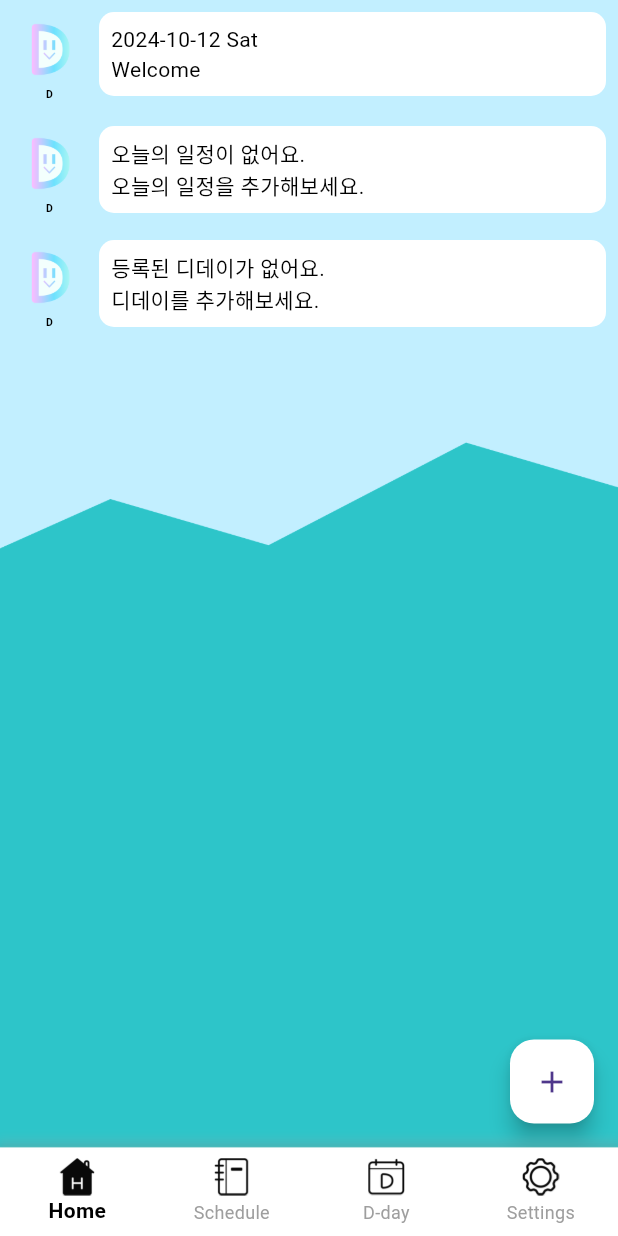
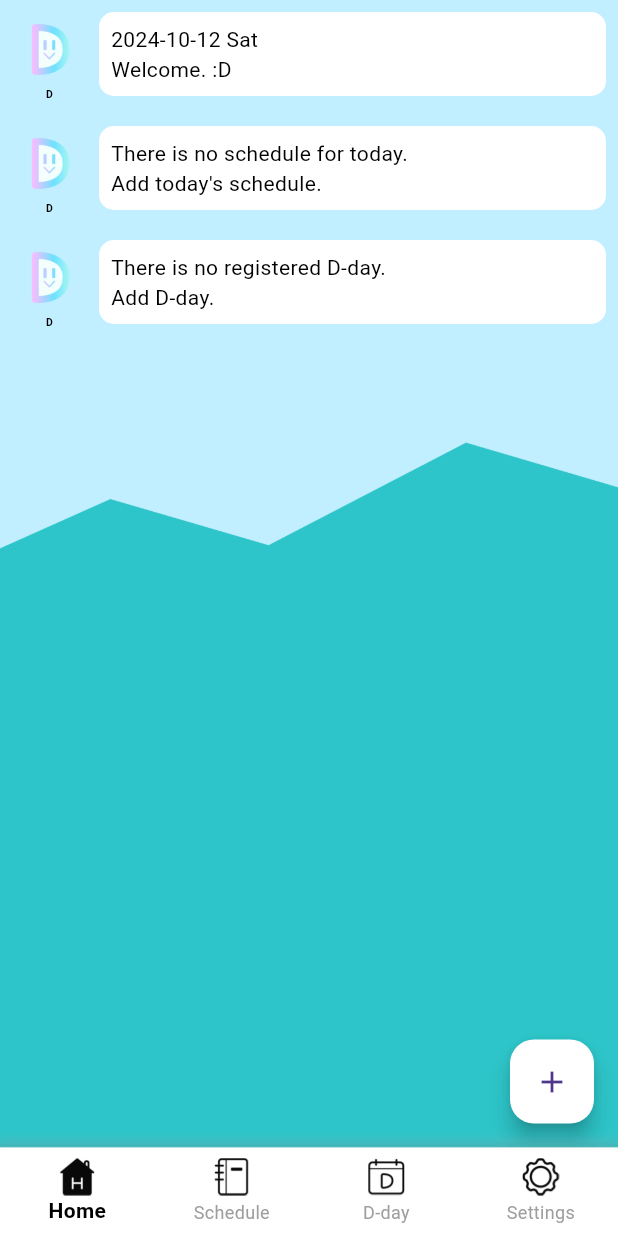
Before and after one commit to yyyng2/MakeMyDayFlutterAOS, a Flutter app: the screen it shows after launch, on a phone screen of 412 x 824 dp. Run offline on Flutter 3.47's test engine with Material 3 defaults, Android fonts, the phone set to English and light mode, and no system bars; our stand-ins replace bloc, easy_localization, equatable, firebase_core, flutter_bloc, flutter_local_notifications and 6 more; missing offline and left inert: flutter_background_service, home_widget; accounts and stored records are empty; generated files the repository leaves out were written again; network calls fail.

Commit message:
add local notification, add localizations

```diff
--- a/assets/localizations/en-US.json
+++ b/assets/localizations/en-US.json
@@ -1,7 +1,31 @@
 {
+  "commonConfirm": "Confirm",
+  "commonCancel": "Cancel",
+  "commonConfirmDeleteTitle": "Confirm Delete",
+  "commonConfirmDelete": "Do you want to delete it?",
+  "commonDelete": "Delete",
+
   "updateRequiredTitle": "Update Required",
   "updateRequiredContents": "A new version is available. Please update the app.",
   "updateRequiredGoStoreButtonTitle": "Go to store",
+
+  "homeWelcome": "Welcome. :D",
+  "homeNoScheduleToday": "There is no schedule for today.",
+  "homeNoScheduleTodayAdd": "Add today's schedule.",
+  "homeScheduleToday": "I will tell you today's schedule.",
+  "homeNoDday": "There is no registered D-day.",
+  "homeNoDdayAdd": "Add D-day.",
+  "homeDdayToday": "I will tell you D-day.",
+
+  "writeScheduleTitle": "Write schedule",
+  "writeDdayTitle": "Write D-day",
+  "editScheduleTitle": "Edit schedule",
+  "editDdayTitle": "Edit D-day",
+  "commonWritePlaceHolder": "Enter the content.",
+
+  "scheduleEmpty": "There is no schedule.",
+
+  "ddayWritePlusDay": "1 day from today",
 
   "appInfoEmailTitle": "[MMDApp] ",
   "appInfoEmailContents": "",
@@ -10,5 +34,13 @@
   "editProfileImageReset": "Reset",
   "editProfileImageLoad": "Load Image",
 
-  "homeWidgetEmptyTitle": "Please select D-Day."
+  "settingsMenuAppInfo": "App Info",
+  "settingsMenuEditProfile": "Edit Profile",
+  "settingsMenuChangeTheme": "Change Theme",
+  "settingsEditProfileReset": "Reset",
+  "settingsEditProfileLoadImage": "Load Image",
+  "settingsChangeThemeTitle": "Shall we change the theme?",
+
+  "homeWidgetEmptyTitle": "Please select D-Day.",
+  "chooseDdayTitle": "Choose D-day"
 }
--- a/lib/feature/ddaySelectionFeature/presentation/dday_selection_screen.dart
+++ b/lib/feature/ddaySelectionFeature/presentation/dday_selection_screen.dart
@@ -1,3 +1,4 @@
+import 'package:easy_localization/easy_localization.dart';
 import 'package:flutter/material.dart';
 import 'package:flutter/services.dart';
 import 'package:realm/realm.dart';
@@ -40,7 +41,7 @@ class _DdaySelectionScreenState extends State<DdaySelectionScreen> {
   Widget build(BuildContext context) {
     return Scaffold(
       appBar: AppBar(
-        title: Text('D-day 선택'),
+        title: Text('chooseDdayTitle'.tr()),
         automaticallyImplyLeading: false,
       ),
       body: ListView.builder(
--- a/lib/feature/homeFeature/presentation/home_screen.dart
+++ b/lib/feature/homeFeature/presentation/home_screen.dart
@@ -1,5 +1,6 @@
 import 'dart:io';
 
+import 'package:easy_localization/easy_localization.dart';
 import 'package:flutter/material.dart';
 import 'package:flutter_bloc/flutter_bloc.dart';
 import 'package:intl/intl.dart';
@@ -134,15 +135,15 @@ class HomeScreenState extends State<HomeScreen> {
                                 nickname: state.nickname,
                                 topMessage: DateFormat('yyyy-MM-dd EEE')
                                     .format(DateTime.now()),
-                                bottomMessage: 'Welcome',
+                                bottomMessage: 'homeWelcome'.tr(),
                               ),
                               if (state.homeItems.scheduleItems.isEmpty)
                                 MessageView(
                                   isDarkTheme: state.isDarkTheme,
                                   profileImageInfo: state.profileImage,
                                   nickname: state.nickname,
-                                  topMessage: "오늘의 일정이 없어요.",
-                                  bottomMessage: "오늘의 일정을 추가해보세요.",
+                                  topMessage: "homeNoScheduleToday".tr(),
+                                  bottomMessage: "homeNoScheduleTodayAdd".tr(),
                                 )
                               else ...[
                                 OneMessageView(
@@ -153,7 +154,7 @@ class HomeScreenState extends State<HomeScreen> {
                                   showDday: false,
                                   showDate: false,
                                   plusDay: false,
-                                  titleMessage: "오늘의 일정을 알려드릴게요.",
+                                  titleMessage: "homeScheduleToday".tr(),
                                   date: DateTime.now(),
                                 ),
                                 for (var item in state.homeItems.scheduleItems)
@@ -188,8 +189,8 @@ class HomeScreenState extends State<HomeScreen> {
                                   isDarkTheme: state.isDarkTheme,
                                   profileImageInfo: state.profileImage,
                                   nickname: state.nickname,
-                                  topMessage: "등록된 디데이가 없어요.",
-                                  bottomMessage: "디데이를 추가해보세요.",
+                                  topMessage: "homeNoDday".tr(),
+                                  bottomMessage: "homeNoDdayAdd".tr(),
                                 )
                               else ...[
                                 OneMessageView(
@@ -200,7 +201,7 @@ class HomeScreenState extends State<HomeScreen> {
                                   showDday: false,
                                   showDate: false,
                                   plusDay: false,
-                                  titleMessage: "디데이를 알려드릴게요.",
+                                  titleMessage: "homeDdayToday".tr(),
                                   date: DateTime.now(),
                                 ),
                                 if (state.homeItems.ddayItems.isNotEmpty)
@@ -541,7 +542,7 @@ class HomeWriteButtonView extends StatelessWidget {
           ElevatedButton(
             onPressed: onSchedulePressed,
             child: Text(
-                "Add Schedule",
+                "writeScheduleTitle".tr(),
               style: TextStyle(color: isDarkTheme ? Colors.white : Colors.black),
             ),
           ),
@@ -549,7 +550,7 @@ class HomeWriteButtonView extends StatelessWidget {
           ElevatedButton(
             onPressed: onDdayPressed,
             child: Text(
-                "Add D-Day",
+                "writeDdayTitle".tr(),
               style: TextStyle(color: isDarkTheme ? Colors.white : Colors.black),
             ),
           ),
--- a/lib/feature/mainTabFeature/presentation/main_tab_screen.dart
+++ b/lib/feature/mainTabFeature/presentation/main_tab_screen.dart
@@ -1,7 +1,9 @@
 import 'package:flutter/material.dart';
 import 'package:flutter_bloc/flutter_bloc.dart';
 import 'package:google_mobile_ads/google_mobile_ads.dart';
+import 'package:permission_handler/permission_handler.dart';
 
+import '../../../infrastructure/service/background_service.dart';
 import '../../commonFeature/data/datasources/common_local_datasource.dart';
 import '../../commonFeature/data/repositories/common_repository_impl.dart';
 import '../../commonFeature/domain/usecases/common_usecase.dart';
@@ -48,6 +50,20 @@ class MainTabScreenState extends State<MainTabScreen> {
     commonUsecase = CommonUsecase(repository: commonRepositoryImpl);
     mainTabBloc = MainTabBloc(commonUsecase);
     mainTabBloc.add(LoadThemeEvent());
+
+    WidgetsBinding.instance.addPostFrameCallback((_) {
+      print("addPostFrameCallback");
+      askPermission();
+    });
+  }
+
+  Future<void> askPermission() async {
+    if (await Permission.notification.request().isGranted) {
+    await initializeBackgroundService();
+    } else {
+    await Permission.notification.request();
+    print('Notification permission denied');
+    }
   }
 
   void _createNativeAd(bool isDarkTheme) {
--- a/lib/feature/scheduleFeature/presentation/schedule_write_screen.dart
+++ b/lib/feature/scheduleFeature/presentation/schedule_write_screen.dart
@@ -1,5 +1,7 @@
 
+import 'package:easy_localization/easy_localization.dart';
 import 'package:flutter/material.dart';
+import 'package:flutter_background_service/flutter_background_service.dart';
 import 'package:intl/intl.dart';
 import 'package:realm/realm.dart';
 
@@ -125,6 +127,7 @@ class ScheduleWriteScreenState extends State<ScheduleWriteScreen> {
                         .add(AddScheduleItem(newItem, selectedDate));
                   }
 
+                  FlutterBackgroundService().invoke('updateData');
                   Navigator.pop(context);
                 }
               },
@@ -222,7 +225,7 @@ class ScheduleWriteScreenState extends State<ScheduleWriteScreen> {
                     controller: _contentController,
                     maxLines: null,
                     decoration: InputDecoration(
-                      hintText: 'Enter content…',
+                      hintText: 'commonWritePlaceHolder'.tr(),
                       border: const OutlineInputBorder(),
                       enabledBorder: OutlineInputBorder(
                         borderSide: BorderSide(
--- a/lib/feature/settingsFeature/presentation/enums/settings_options.dart
+++ b/lib/feature/settingsFeature/presentation/enums/settings_options.dart
@@ -1,6 +1,6 @@
 enum SettingsOptions {
-  appInfo,
-  editProfile,
-  theme,
+  settingsMenuAppInfo,
+  settingsMenuEditProfile,
+  settingsMenuChangeTheme,
   // openSources,
 }
--- a/lib/main.dart
+++ b/lib/main.dart
@@ -1,11 +1,18 @@
+import 'dart:async';
+
 import 'package:easy_localization/easy_localization.dart';
 import 'package:firebase_core/firebase_core.dart';
 import 'package:flutter/material.dart';
 import 'package:google_mobile_ads/google_mobile_ads.dart';
 import 'package:intl/date_symbol_data_local.dart';
+import 'package:permission_handler/permission_handler.dart';
+import 'package:realm/realm.dart';
 
 import 'feature/commonFeature/presentation/navigation/app_router.dart';
+import 'feature/ddayFeature/domain/entities/dday_entity.dart';
+import 'feature/scheduleFeature/domain/entities/schedule_entity.dart';
 import 'firebase_options.dart';
+import 'infrastructure/service/background_service.dart';
 
 Future<void> main() async {
   WidgetsFlutterBinding.ensureInitialized();
@@ -16,6 +23,9 @@ Future<void> main() async {
   await EasyLocalization.ensureInitialized();
   await MobileAds.instance.initialize();
 
+  final config = Configuration.local([ScheduleEntity.schema, DdayEntity.schema]);
+  final realm = Realm(config);
+
   runApp(
       EasyLocalization(
           supportedLocales: const [
@@ -24,13 +34,71 @@ Future<void> main() async {
           ],
           fallbackLocale: const Locale('en', 'US'),
           path: 'assets/localizations',
-          child: const MyApp()
+          child: MyApp(realm: realm)
       )
   );
 }
 
-class MyApp extends StatelessWidget {
-  const MyApp({super.key});
+// class MyApp extends StatelessWidget {
+//   final Realm realm;
+//   final FlutterLocalNotificationsPlugin notificationsPlugin;
+//
+//   const MyApp({super.key, required this.realm, required this.notificationsPlugin});
+//
+//   @override
+//   Widget build(BuildContext context) {
+//     final uri = Uri.parse(WidgetsBinding.instance.window.defaultRouteName);
+//     print('uri: $uri');
+//     if (uri.toString().contains('MakeMyDayAppWidget')) {
+//       final widgetId = uri.pathSegments.last;
+//       return MaterialApp(
+//         localizationsDelegates: context.localizationDelegates,
+//         supportedLocales: context.supportedLocales,
+//         locale: context.locale,
+//         debugShowCheckedModeBanner: false,
+//         onGenerateRoute: (settings) {
+//           return AppRouter.generateRoute(RouteSettings(
+//             name: AppRouter.ddaySelection,
+//             arguments: {'widgetId': widgetId},
+//           ));
+//         },
+//         initialRoute: AppRouter.ddaySelection,
+//       );
+//     } else {
+//       return MaterialApp(
+//         localizationsDelegates: context.localizationDelegates,
+//         supportedLocales: context.supportedLocales,
+//         locale: context.locale,
+//         debugShowCheckedModeBanner: false,
+//         onGenerateRoute: AppRouter.generateRoute,
+//         initialRoute: AppRouter.splash,
+//       );
+//     }
+//   }
+// }
+
+class MyApp extends StatefulWidget {
+  final Realm realm;
+
+  const MyApp({super.key, required this.realm});
+
+  @override
+  _MyAppState createState() => _MyAppState();
+}
+
+
+class _MyAppState extends State<MyApp> {
+
+  @override
+  void initState() {
+    super.initState();
+
+  }
+
+  @override
+  void dispose() {
+    super.dispose();
+  }
 
   @override
   Widget build(BuildContext context) {
--- a/pubspec.yaml
+++ b/pubspec.yaml
@@ -49,6 +49,9 @@ dependencies:
   intl: ^0.19.0
   home_widget: 0.7.0
   easy_localization: ^3.0.7
+  flutter_local_notifications: ^17.2.3
+  flutter_background_service: ^5.0.10
+  permission_handler: ^11.3.1
 
 dev_dependencies:
   flutter_test:
```
Also changed, not shown: assets/localizations/ko-KR.json (+33 -1 lines), lib/feature/ddayFeature/presentation/dday_screen.dart (+11 -8 lines), lib/feature/ddayFeature/presentation/dday_write_screen.dart (+6 -4 lines), lib/feature/scheduleFeature/presentation/schedule_screen.dart (+11 -8 lines), lib/feature/settingsFeature/presentation/settings_screen.dart (+5 -4 lines), lib/feature/settingsFeature/presentation/settings_theme_screen.dart (+4 -3 lines), lib/infrastructure/service/background_service.dart (added, +241 -0 lines), pubspec.lock, 4 other files.
